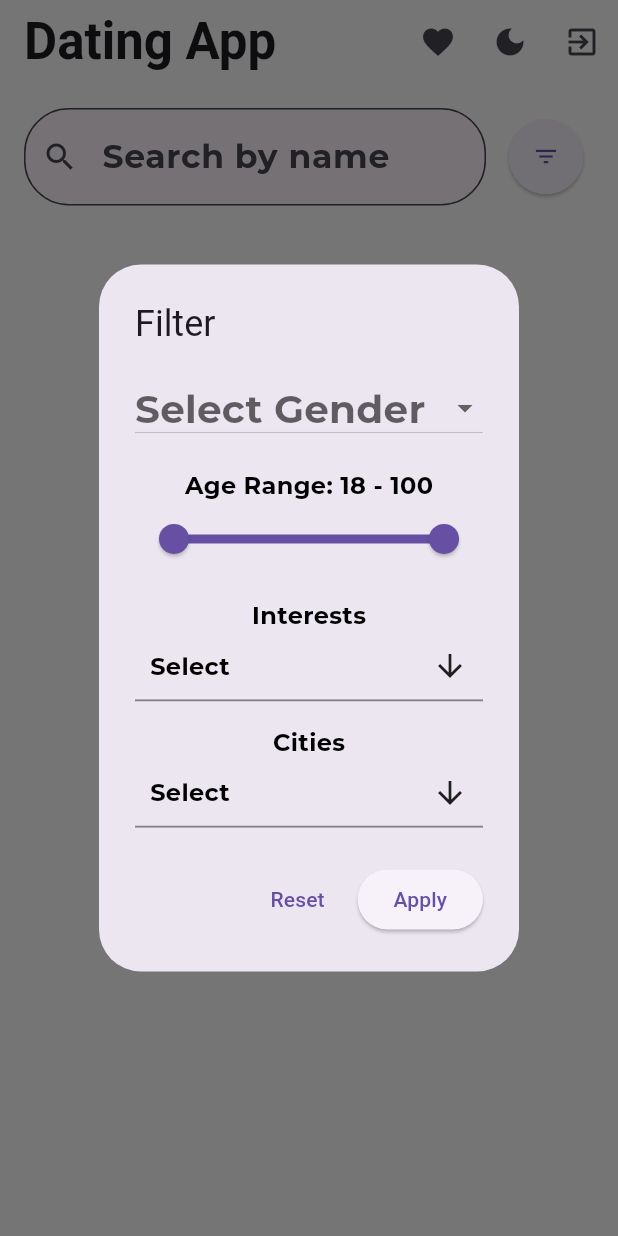
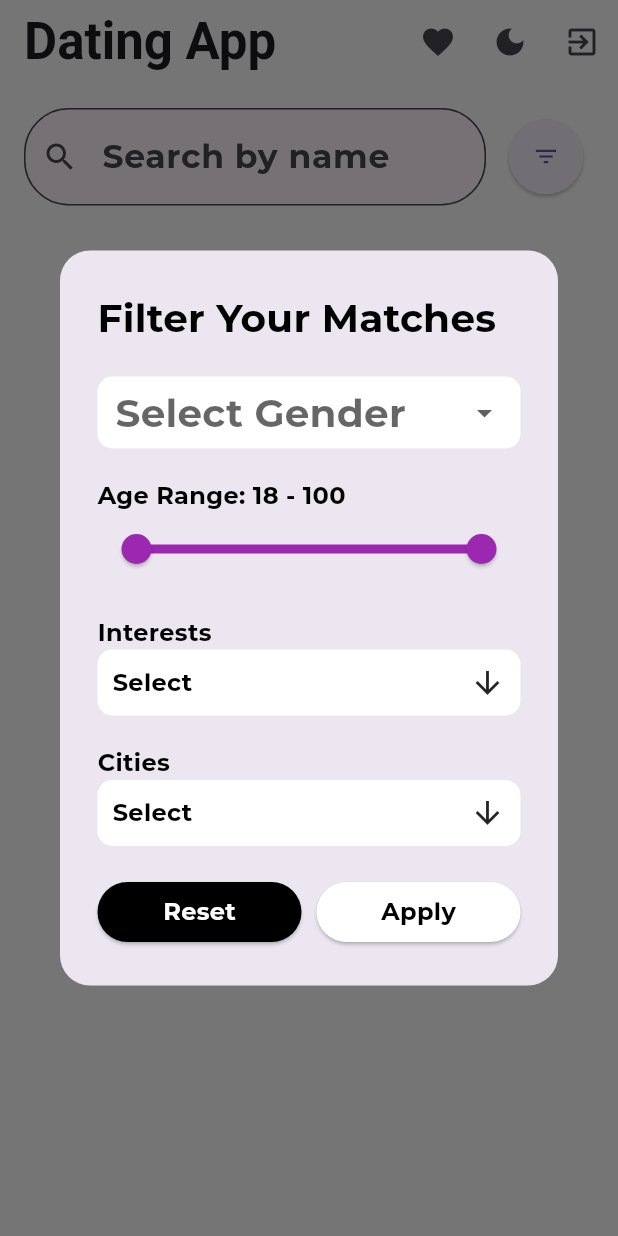
Before and after one commit to Edil-Ayehu/dating_app, a Flutter app: the HomeScreen screen opened directly, after a tap on the "filter list" icon, on a phone screen of 412 x 824 dp. Run offline on Flutter 3.47's test engine with Material 3 defaults, Android fonts, the phone set to English and light mode, and no system bars; drawn by our look-alikes of multi_select_flutter; our stand-ins replace another_flushbar, cached_network_image, cloud_firestore, curved_navigation_bar, fancy_shimmer_image, firebase_auth and 8 more; missing offline and left inert: swipeable_tile; accounts and stored records are empty.

Commit message:
filter dialog UI updated!

```diff
--- a/lib/screens/home/home_screen.dart
+++ b/lib/screens/home/home_screen.dart
@@ -375,13 +375,32 @@ class _HomeScreenState extends State<HomeScreen> {
       context: context,
       builder: (context) => StatefulBuilder(
         builder: (context, setState) {
-          return AlertDialog(
-            title: Text('Filter'),
-            content: SingleChildScrollView(
+          return Dialog(
+            shape: RoundedRectangleBorder(
+              borderRadius: BorderRadius.circular(20),
+            ),
+            child: Container(
+              padding: EdgeInsets.all(25),
+              decoration: BoxDecoration(
+                  borderRadius: BorderRadius.circular(20),
+                  color: Color(0xffD2E0FB).withOpacity(0.03)),
               child: Column(
+                crossAxisAlignment: CrossAxisAlignment.start,
                 mainAxisSize: MainAxisSize.min,
                 children: [
-                  DropdownButton<String>(
+                  Text(
+                    'Filter Your Matches',
+                    style: Theme.of(context).textTheme.titleMedium,
+                  ),
+                  SizedBox(height: 20),
+                  Container(
+                    padding: EdgeInsets.symmetric(horizontal: 12),
+                    decoration: BoxDecoration(
+                      color: Colors.white,
+                      borderRadius: BorderRadius.circular(10),
+                    ),
+                    child: DropdownButtonHideUnderline(
+                      child: DropdownButton<String>(
                         value: selectedGender.isEmpty ? null : selectedGender,
                         hint: Text('Select Gender'),
                         isExpanded: true,
@@ -397,22 +416,35 @@ class _HomeScreenState extends State<HomeScreen> {
                           });
                         },
                       ),
-                  SizedBox(height: 16),
+                    ),
+                  ),
+                  SizedBox(height: 20),
                   Text(
-                      'Age Range: ${ageRange.start.round()} - ${ageRange.end.round()}'),
+                    'Age Range: ${ageRange.start.round()} - ${ageRange.end.round()}',
+                    style: TextStyle(fontSize: 16, fontWeight: FontWeight.bold),
+                  ),
                   RangeSlider(
                     values: ageRange,
                     min: 18,
                     max: 100,
                     divisions: 82,
+                    activeColor: Colors.purple,
+                    inactiveColor: Colors.purple.withOpacity(0.2),
+                    labels: RangeLabels(
+                      ageRange.start.round().toString(),
+                      ageRange.end.round().toString(),
+                    ),
                     onChanged: (RangeValues values) {
                       setState(() {
                         ageRange = values;
                       });
                     },
                   ),
-                  SizedBox(height: 16),
-                  Text('Interests'),
+                  SizedBox(height: 20),
+                  Text(
+                    'Interests',
+                    style: TextStyle(fontSize: 16, fontWeight: FontWeight.bold),
+                  ),
                   MultiSelectDialogField(
                     items: interests.map((e) => MultiSelectItem(e, e)).toList(),
                     listType: MultiSelectListType.CHIP,
@@ -427,10 +459,19 @@ class _HomeScreenState extends State<HomeScreen> {
                           selectedInterests.remove(value);
                         });
                       },
+                      chipColor: Colors.purple.shade100,
+                      textStyle: TextStyle(color: Colors.purple.shade800),
+                    ),
+                    decoration: BoxDecoration(
+                      color: Colors.white,
+                      borderRadius: BorderRadius.circular(10),
                     ),
                   ),
-                  SizedBox(height: 16),
-                  Text('Cities'),
+                  SizedBox(height: 20),
+                  Text(
+                    'Cities',
+                    style: TextStyle(fontSize: 16, fontWeight: FontWeight.bold),
+                  ),
                   MultiSelectDialogField(
                     items: cities.map((e) => MultiSelectItem(e, e)).toList(),
                     listType: MultiSelectListType.CHIP,
@@ -445,27 +486,64 @@ class _HomeScreenState extends State<HomeScreen> {
                           selectedCities.remove(value);
                         });
                       },
+                      chipColor: Colors.blue.shade100,
+                      textStyle: TextStyle(color: Colors.blue.shade800),
+                    ),
+                    decoration: BoxDecoration(
+                      color: Colors.white,
+                      borderRadius: BorderRadius.circular(10),
+                    ),
+                  ),
+                  SizedBox(height: 20),
+                  Row(
+                    mainAxisAlignment: MainAxisAlignment.spaceEvenly,
+                    children: [
+                      Expanded(
+                        child: ElevatedButton(
+                          onPressed: () {
+                            _resetFilters();
+                            Navigator.of(context).pop();
+                          },
+                          style: ElevatedButton.styleFrom(
+                            backgroundColor: Colors.black,
+                            shape: RoundedRectangleBorder(
+                              borderRadius: BorderRadius.circular(20),
+                            ),
+                          ),
+                          child: Text('Reset',
+                              style: Theme.of(context)
+                                  .textTheme
+                                  .bodyMedium!
+                                  .copyWith(
+                                    color: Colors.white,
+                                  )),
+                        ),
+                      ),
+                      Gap(10),
+                      Expanded(
+                        child: ElevatedButton(
+                          onPressed: () {
+                            _filterUsers();
+                            Navigator.of(context).pop();
+                          },
+                          style: ElevatedButton.styleFrom(
+                            backgroundColor: Colors.white,
+                            shape: RoundedRectangleBorder(
+                              borderRadius: BorderRadius.circular(20),
+                            ),
+                          ),
+                          child: Text('Apply',
+                              style: Theme.of(context)
+                                  .textTheme
+                                  .bodyMedium!
+                                  .copyWith()),
                         ),
                       ),
                     ],
                   ),
+                ],
               ),
-            actions: [
-              TextButton(
-                onPressed: () {
-                  _resetFilters();
-                  Navigator.of(context).pop();
-                },
-                child: Text('Reset'),
             ),
-              ElevatedButton(
-                onPressed: () {
-                  _filterUsers();
-                  Navigator.of(context).pop();
-                },
-                child: Text('Apply'),
-              ),
-            ],
           );
         },
       ),
```
Lines whose indentation alone changed are shown as unchanged.
